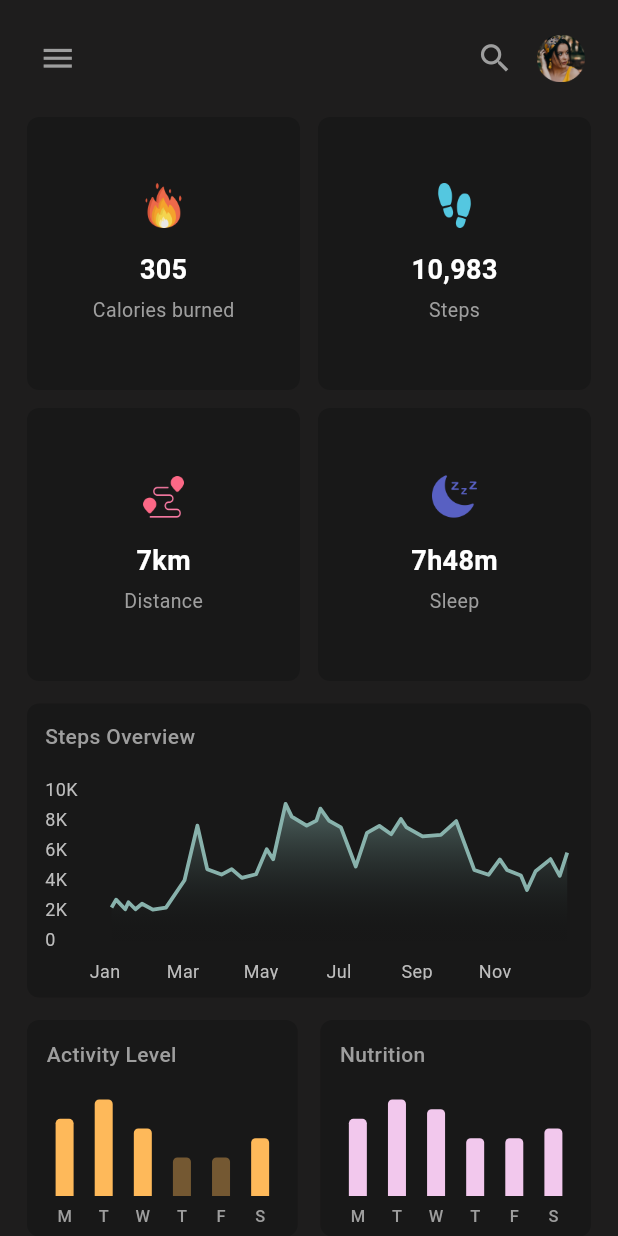
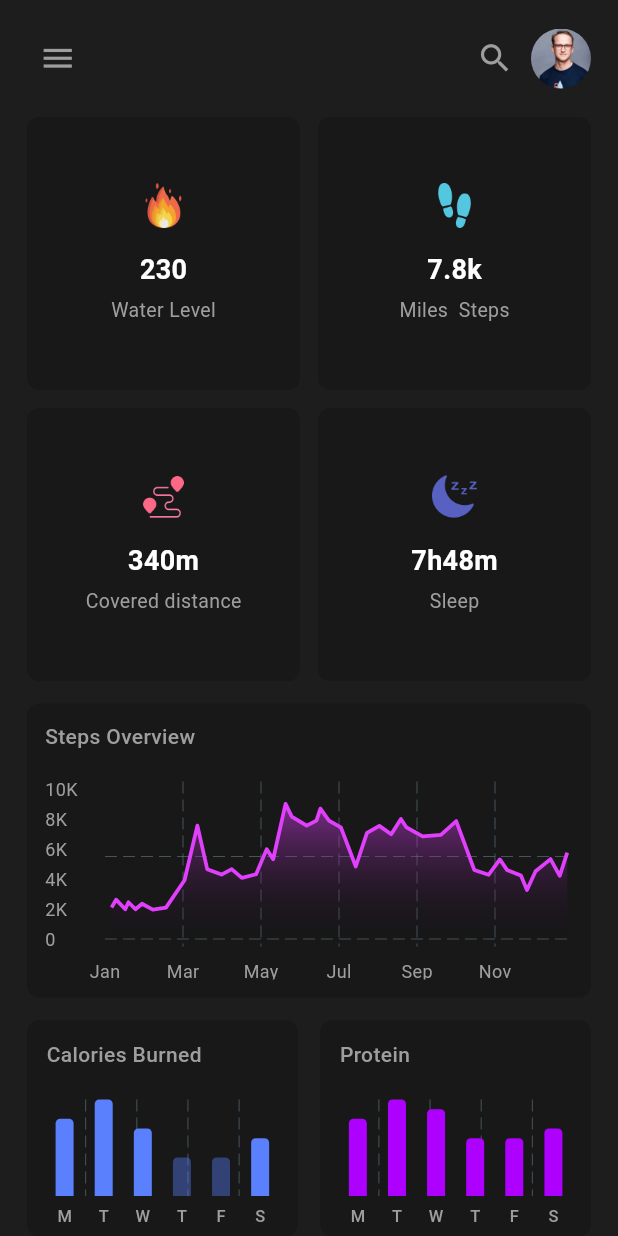
Before and after one commit to HGSChandeepa/Fitness-Tracker-App--06---DP-Education, a Flutter app: the screen it shows after launch, on a phone screen of 412 x 824 dp. Run offline on Flutter 3.47's test engine with Material 3 defaults, Android fonts, the phone set to English and light mode, and no system bars; drawn by our look-alikes of fl_chart.

Commit message:
final touches

```diff
--- a/lib/constants/colors.dart
+++ b/lib/constants/colors.dart
@@ -4,6 +4,10 @@ const cardBackgroundColor = Color.fromARGB(255, 24, 24, 24);
 const primaryColor = Color(0xFF2697FF);
 const secondaryColor = Color(0xFFFFFFFF);
 const backgroundColor = Color.fromARGB(255, 30, 29, 29);
-const selectionColor = Color(0xFF88B2AC);
+const selectionColor = Colors.purpleAccent;
+
+final limeColor = Colors.blueGrey[900];
+const greyColor = Colors.grey;
+const whiteColor = Colors.white;
 
 const defaultPadding = 20.0;
--- a/lib/data/bar_graph_data.dart
+++ b/lib/data/bar_graph_data.dart
@@ -4,9 +4,10 @@ import 'package:responsive/models/graph_model.dart';
 
 class BarGraphData {
   final data = [
+    // First set of data
     const BarGraphModel(
-        label: "Activity Level",
-        color: Color(0xFFFEB95A),
+      label: "Calories Burned",
+      color: Color.fromARGB(255, 90, 128, 254),
       graph: [
         GraphModel(x: 0, y: 8),
         GraphModel(x: 1, y: 10),
@@ -14,18 +15,27 @@ class BarGraphData {
         GraphModel(x: 3, y: 4),
         GraphModel(x: 4, y: 4),
         GraphModel(x: 5, y: 6),
-        ]),
-    const BarGraphModel(label: "Nutrition", color: Color(0xFFF2C8ED), graph: [
+      ],
+    ),
+
+    // Second set of data
+    const BarGraphModel(
+      label: "Protein",
+      color: Color.fromARGB(255, 174, 0, 255),
+      graph: [
         GraphModel(x: 0, y: 8),
         GraphModel(x: 1, y: 10),
         GraphModel(x: 2, y: 9),
         GraphModel(x: 3, y: 6),
         GraphModel(x: 4, y: 6),
         GraphModel(x: 5, y: 7),
-    ]),
+      ],
+    ),
+
+    // Third set of data
     const BarGraphModel(
-        label: "Hydration Level",
-        color: Color(0xFF20AEF3),
+      label: "Carbs Intake",
+      color: Color.fromARGB(255, 3, 247, 178),
       graph: [
         GraphModel(x: 0, y: 7),
         GraphModel(x: 1, y: 10),
@@ -33,8 +43,10 @@ class BarGraphData {
         GraphModel(x: 3, y: 4),
         GraphModel(x: 4, y: 4),
         GraphModel(x: 5, y: 10),
-        ]),
+      ],
+    ),
   ];
 
+  // Update the labels accordingly
   final label = ['M', 'T', 'W', 'T', 'F', 'S'];
 }
--- a/lib/data/health_details_data.dart
+++ b/lib/data/health_details_data.dart
@@ -3,11 +3,24 @@ import 'package:responsive/models/health_activity_model.dart';
 class HealthDetails {
   final healthData = const [
     HealthModel(
-        icon: 'assets/icons/burn.png', value: "305", title: "Calories burned"),
+      icon: 'assets/icons/burn.png',
+      value: "230",
+      title: "Water Level",
+    ),
     HealthModel(
-        icon: 'assets/icons/steps.png', value: "10,983", title: "Steps"),
+      icon: 'assets/icons/steps.png',
+      value: "7.8k",
+      title: "Miles  Steps",
+    ),
     HealthModel(
-        icon: 'assets/icons/distance.png', value: "7km", title: "Distance"),
-    HealthModel(icon: 'assets/icons/sleep.png', value: "7h48m", title: "Sleep"),
+      icon: 'assets/icons/distance.png',
+      value: "340m",
+      title: "Covered distance",
+    ),
+    HealthModel(
+      icon: 'assets/icons/sleep.png',
+      value: "7h48m",
+      title: "Sleep",
+    ),
   ];
 }
--- a/lib/data/pie_chart_data.dart
+++ b/lib/data/pie_chart_data.dart
@@ -2,7 +2,7 @@ import 'package:fl_chart/fl_chart.dart';
 import 'package:flutter/material.dart';
 import 'package:responsive/constants/colors.dart';
 
-class ChartData {
+class PieChartSampleData {
   final paiChartSelectionDatas = [
     PieChartSectionData(
       color: primaryColor,
@@ -23,7 +23,7 @@ class ChartData {
       radius: 19,
     ),
     PieChartSectionData(
-      color: const Color(0xFFEE2727),
+      color: Color.fromARGB(255, 39, 238, 145),
       value: 15,
       showTitle: false,
       radius: 16,
--- a/lib/main.dart
+++ b/lib/main.dart
@@ -16,7 +16,6 @@ class MyApp extends StatelessWidget {
       title: "Responsive Apps",
       theme: ThemeData(
         scaffoldBackgroundColor: backgroundColor,
-        brightness: Brightness.light,
       ),
       home: const HomePage(),
     );
--- a/lib/widgets/bar_graph_widget.dart
+++ b/lib/widgets/bar_graph_widget.dart
@@ -1,5 +1,6 @@
 import 'package:fl_chart/fl_chart.dart';
 import 'package:flutter/material.dart';
+import 'package:responsive/constants/colors.dart';
 import 'package:responsive/data/bar_graph_data.dart';
 import 'package:responsive/models/graph_model.dart';
 import 'package:responsive/utils/responsive.dart';
@@ -47,7 +48,7 @@ class BarGraphCard extends StatelessWidget {
                       color: barGraphData.data[index].color,
                     ),
                     borderData: FlBorderData(border: const Border()),
-                    gridData: const FlGridData(show: false),
+                    // gridData: const FlGridData(show: false),
                     titlesData: FlTitlesData(
                       bottomTitles: AxisTitles(
                         sideTitles: SideTitles(
@@ -58,9 +59,10 @@ class BarGraphCard extends StatelessWidget {
                               child: Text(
                                 barGraphData.label[value.toInt()],
                                 style: const TextStyle(
-                                    fontSize: 11,
-                                    color: Colors.grey,
-                                    fontWeight: FontWeight.w500),
+                                  fontSize: 11,
+                                  color: greyColor,
+                                  fontWeight: FontWeight.w500,
+                                ),
                               ),
                             );
                           },
@@ -89,7 +91,10 @@ class BarGraphCard extends StatelessWidget {
   List<BarChartGroupData> _chartGroups(
       {required List<GraphModel> points, required Color color}) {
     return points
-        .map((point) => BarChartGroupData(x: point.x.toInt(), barRods: [
+        .map(
+          (point) => BarChartGroupData(
+            x: point.x.toInt(),
+            barRods: [
               BarChartRodData(
                 toY: point.y,
                 width: 12,
@@ -99,7 +104,9 @@ class BarGraphCard extends StatelessWidget {
                   topRight: Radius.circular(3.0),
                 ),
               )
-            ]))
+            ],
+          ),
+        )
         .toList();
   }
 }
--- a/lib/widgets/header_widget.dart
+++ b/lib/widgets/header_widget.dart
@@ -76,9 +76,12 @@ class HeaderWidget extends StatelessWidget {
                 },
                 child: CircleAvatar(
                   backgroundColor: Colors.transparent,
-                  child: Image.asset(
-                    "assets/images/avatar.png",
-                    width: 32,
+                  child: ClipRRect(
+                    borderRadius: BorderRadius.circular(100),
+                    child: Image.asset(
+                      "assets/images/avatar.jpg",
+                      width: 40,
+                    ),
                   ),
                 ),
               ),
--- a/lib/widgets/line_chart.dart
+++ b/lib/widgets/line_chart.dart
@@ -20,7 +20,7 @@ class LineChartCard extends StatelessWidget {
             style: TextStyle(
               fontSize: 14,
               fontWeight: FontWeight.w500,
-              color: Colors.grey,
+              color: greyColor,
             ),
           ),
           const SizedBox(height: 20),
@@ -31,7 +31,7 @@ class LineChartCard extends StatelessWidget {
                 lineTouchData: const LineTouchData(
                   handleBuiltInTouches: true,
                 ),
-                gridData: const FlGridData(show: false),
+                // gridData: const FlGridData(show: false),
                 titlesData: FlTitlesData(
                   rightTitles: const AxisTitles(
                     sideTitles: SideTitles(showTitles: false),
@@ -47,9 +47,12 @@ class LineChartCard extends StatelessWidget {
                             ? SideTitleWidget(
                                 axisSide: meta.axisSide,
                                 child: Text(
-                                    data.bottomTitle[value.toInt()].toString(),
-                                    style: TextStyle(
-                                        fontSize: 12, color: Colors.grey[400])),
+                                  data.bottomTitle[value.toInt()].toString(),
+                                  style: const TextStyle(
+                                    fontSize: 12,
+                                    color: greyColor,
+                                  ),
+                                ),
                               )
                             : const SizedBox();
                       },
@@ -57,16 +60,20 @@ class LineChartCard extends StatelessWidget {
                   ),
                   leftTitles: AxisTitles(
                     sideTitles: SideTitles(
-                      getTitlesWidget: (double value, TitleMeta meta) {
-                        return data.leftTitle[value.toInt()] != null
-                            ? Text(data.leftTitle[value.toInt()].toString(),
-                                style: TextStyle(
-                                    fontSize: 12, color: Colors.grey[400]))
-                            : const SizedBox();
-                      },
                       showTitles: true,
                       interval: 1,
                       reservedSize: 40,
+                      getTitlesWidget: (double value, TitleMeta meta) {
+                        return data.leftTitle[value.toInt()] != null
+                            ? Text(
+                                data.leftTitle[value.toInt()].toString(),
+                                style: const TextStyle(
+                                  fontSize: 12,
+                                  color: greyColor,
+                                ),
+                              )
+                            : const SizedBox();
+                      },
                     ),
                   ),
                 ),
```
Also changed, not shown: lib/widgets/pie_chart_widget.dart (+10 -4 lines), lib/widgets/shedule_widget.dart (+13 -7 lines), lib/widgets/summary_details.dart (+4 -3 lines), assets/icons/Documents.svg (deleted), assets/icons/folder.svg (deleted), assets/icons/media.svg (deleted), assets/icons/unknown.svg (deleted), assets/images/app.png (added), assets/images/avatar.jpg (added), assets/images/avatar.png (deleted), 1 other file. Lines whose indentation alone changed are shown as unchanged.
